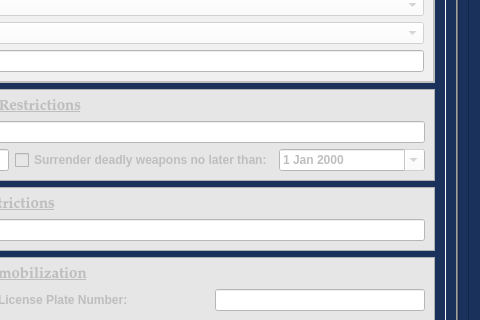
Qt form package/views/ui/AddSpecialBondConditionsDialog.ui (HunterProgram22/MuniEntry) before a commit; both pictures show x 519 to 999 and y 136 to 456 of the 999 by 728 pixel window.
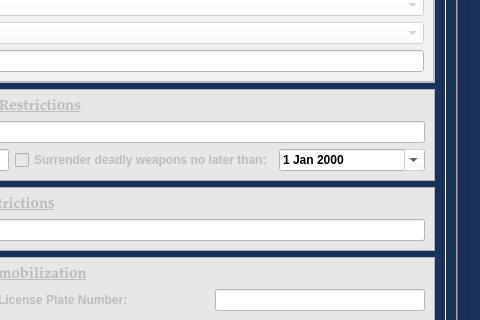
The same form after that commit.

```diff
--- a/package/views/ui/AddSpecialBondConditionsDialog.ui
+++ b/package/views/ui/AddSpecialBondConditionsDialog.ui
@@ -170,8 +170,8 @@
          <property name="geometry">
           <rect>
            <x>0</x>
-           <y>-340</y>
-           <width>938</width>
+           <y>0</y>
+           <width>942</width>
            <height>1028</height>
           </rect>
          </property>
@@ -770,7 +770,8 @@
              <item row="2" column="4">
               <widget class="QDateEdit" name="domestic_violence_surrender_weapons_dateBox">
                <property name="styleSheet">
-                <string notr="true">background-color: rgb(255, 255, 255);</string>
+                <string notr="true">color: rgb(0, 0, 0);
+background-color: rgb(255, 255, 255);</string>
                </property>
                <property name="calendarPopup">
                 <bool>true</bool>
```
